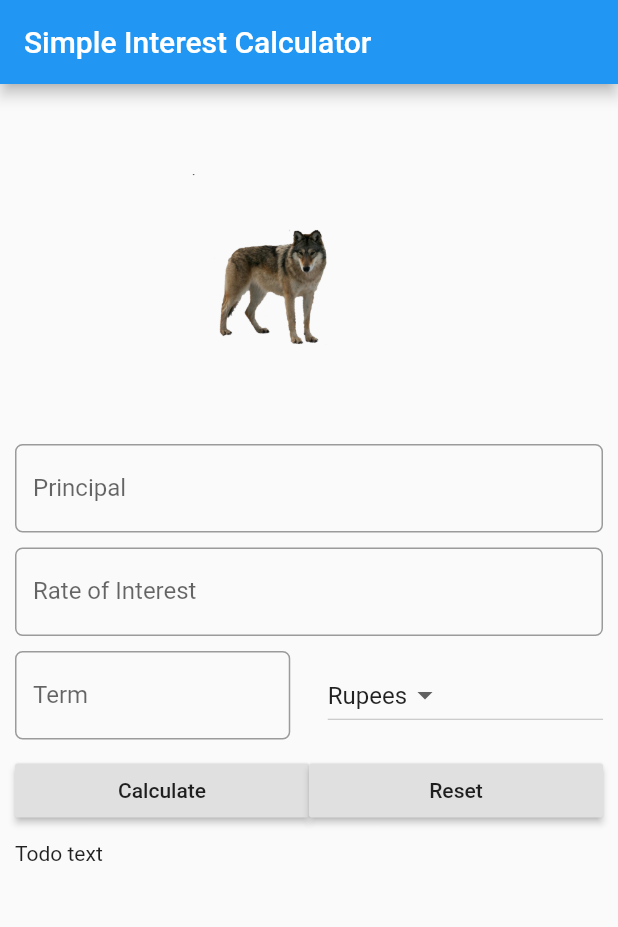
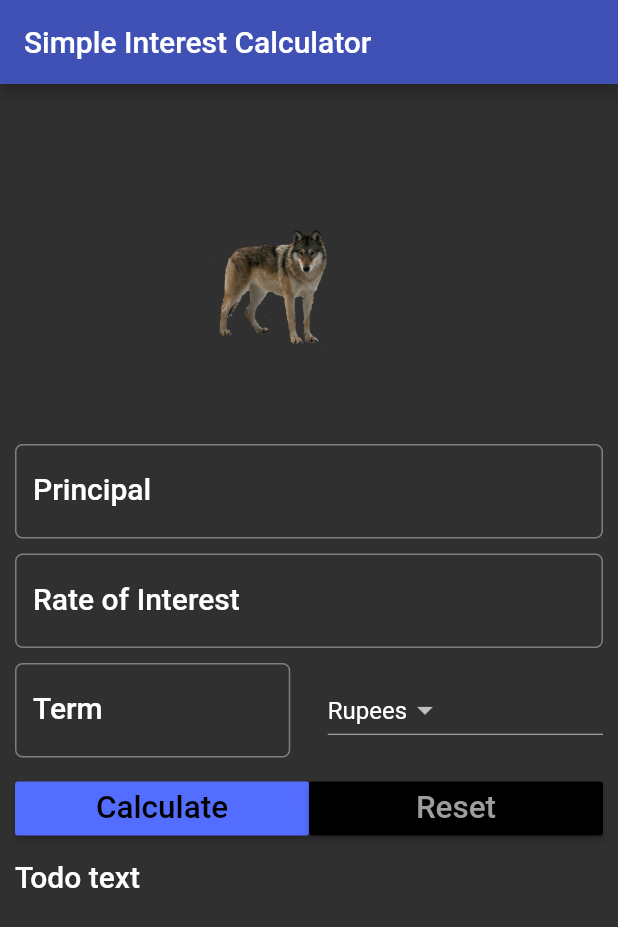
Before and after one commit to maciejrek/DartWorkshop, a Flutter app: the screen it shows after launch, on a phone screen of 412 x 824 dp. Shown: the top 927 px of the screen. Run offline on Flutter 3.47's test engine with Material 2 defaults, Android fonts, the phone set to English and light mode, and no system bars.

Commit message:
Simple styling

```diff
--- a/02-flutter-basics/section_03/lib/main.dart
+++ b/02-flutter-basics/section_03/lib/main.dart
@@ -1,8 +1,14 @@
 import 'package:flutter/material.dart';
 
 void main() => runApp(MaterialApp(
+      debugShowCheckedModeBanner: false,
       title: 'Simple Interest Calculator App',
       home: SIForm(),
+      theme: ThemeData(
+        brightness: Brightness.dark,
+        primaryColor: Colors.indigo,
+        accentColor: Colors.indigoAccent,
+      ),
     ));
 
 class SIForm extends StatefulWidget {
@@ -18,6 +24,7 @@ class _SIFormState extends State<SIForm> {
 
   @override
   Widget build(BuildContext context) {
+    TextStyle textStyle = Theme.of(context).textTheme.title;
     return Scaffold(
       appBar: AppBar(
         title: Text("Simple Interest Calculator"),
@@ -32,9 +39,11 @@ class _SIFormState extends State<SIForm> {
                       top: _minimalPadding, bottom: _minimalPadding),
                   child: TextField(
                     keyboardType: TextInputType.number,
+                    style: textStyle,
                     decoration: InputDecoration(
                         labelText: 'Principal',
                         hintText: 'Enter Principal e.g. 12000',
+                        labelStyle: textStyle,
                         border: OutlineInputBorder(
                             borderRadius: BorderRadius.circular(5.0))),
                   )),
@@ -43,31 +52,38 @@ class _SIFormState extends State<SIForm> {
                       top: _minimalPadding, bottom: _minimalPadding),
                   child: TextField(
                     keyboardType: TextInputType.number,
+                    style: textStyle,
                     decoration: InputDecoration(
                         labelText: 'Rate of Interest',
+                        labelStyle: textStyle,
                         hintText: 'In percent',
                         border: OutlineInputBorder(
                             borderRadius: BorderRadius.circular(5.0))),
                   )),
               Padding(
-                padding: EdgeInsets.only(top: _minimalPadding,bottom:_minimalPadding),
-                child:Row(
+                  padding: EdgeInsets.only(
+                      top: _minimalPadding, bottom: _minimalPadding),
+                  child: Row(
                     children: <Widget>[
                       Expanded(
                           child: TextField(
                         keyboardType: TextInputType.number,
+                        style: textStyle,
                         decoration: InputDecoration(
                             labelText: 'Term',
                             hintText: 'Time in years',
+                            labelStyle: textStyle,
                             border: OutlineInputBorder(
                                 borderRadius: BorderRadius.circular(5.0))),
                       )),
-                  Container(width:_minimalPadding*5,),
+                      Container(
+                        width: _minimalPadding * 5,
+                      ),
                       Expanded(
                           child: DropdownButton<String>(
                         items: _currencies
-                        .map((String value) =>
-                            DropdownMenuItem(value: value, child: Text(value)))
+                            .map((String value) => DropdownMenuItem(
+                                value: value, child: Text(value)))
                             .toList(),
                         value: "Rupees",
                         onChanged: (String newValueSelected) => null,
@@ -75,25 +91,32 @@ class _SIFormState extends State<SIForm> {
                     ],
                   )),
               Padding(
-                padding: EdgeInsets.only(top: _minimalPadding,bottom:_minimalPadding),
-                child: Row(children: <Widget>[
+                  padding: EdgeInsets.only(
+                      top: _minimalPadding, bottom: _minimalPadding),
+                  child: Row(
+                    children: <Widget>[
                       Expanded(
                         child: RaisedButton(
-                      child:Text("Calculate"),
-                      onPressed:(){},
+                          color: Theme.of(context).accentColor,
+                          textColor: Theme.of(context).primaryColorDark,
+                          child: Text("Calculate",textScaleFactor: 1.5 ,),
+                          onPressed: () {},
                         ),
                       ),
                       Expanded(
                         child: RaisedButton(
-                      child:Text("Reset"),
-                      onPressed:(){},
+                          color: Theme.of(context).primaryColorDark,
+                          textColor: Theme.of(context).primaryColorLight,
+                          child: Text("Reset",textScaleFactor: 1.5 ,),
+                          onPressed: () {},
                         ),
                       )
-                ],)
-              ),
+                    ],
+                  )),
               Padding(
-                padding: EdgeInsets.only(top: _minimalPadding,bottom:_minimalPadding),
-                child:Text("Todo text"),
+                padding: EdgeInsets.only(
+                    top: _minimalPadding, bottom: _minimalPadding),
+                child: Text("Todo text", style: textStyle),
               )
             ],
           )),
```
Lines whose indentation alone changed are shown as unchanged.
